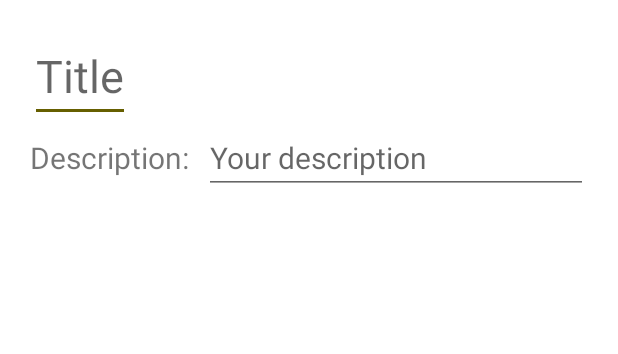
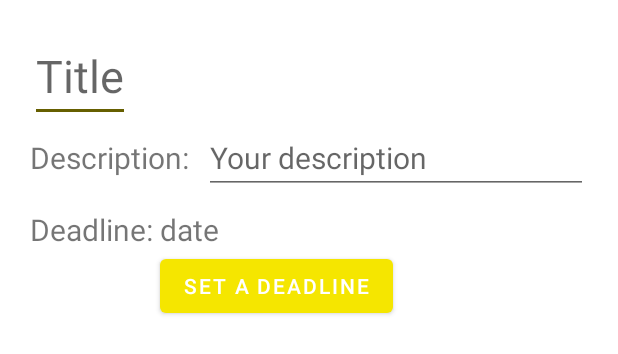
Before and after one commit to bounswe/2021SpringGroup12, an Android app: the layout fragment_group_goal_edit.xml on its own in the app's theme, with its tools: preview values and no code run, on a phone screen of 412 x 824 dp. Shown: the top 354 px of the screen. Run offline under Robolectric (Android 15) with nearby library versions, the phone set to English and light mode, and no system bars; network calls fail.

Commit message:
deadline calendar for GroupGoal pages

```diff
--- a/application/android/app/src/main/java/com/group12/beabee/models/GroupGoalDetail.java
+++ b/application/android/app/src/main/java/com/group12/beabee/models/GroupGoalDetail.java
@@ -17,7 +17,7 @@ public class GroupGoalDetail implements Serializable {
     public int user_id;
     public boolean isDone;
     public String createdAt;
-    public String deadLine;
+    public String deadline;
     public List<EntityShort> entities;
     public List<SubgoalShort> subgoals;
 }
--- a/application/android/app/src/main/java/com/group12/beabee/models/responses/GroupGoalShort.java
+++ b/application/android/app/src/main/java/com/group12/beabee/models/responses/GroupGoalShort.java
@@ -6,5 +6,5 @@ public class GroupGoalShort implements Serializable {
     public int id;
     public String title;
     public String description;
-    public String deadLine;
+    public String deadline;
 }
--- a/application/android/app/src/main/java/com/group12/beabee/views/goals/GroupGoalFragment.java
+++ b/application/android/app/src/main/java/com/group12/beabee/views/goals/GroupGoalFragment.java
@@ -47,6 +47,9 @@ public class GroupGoalFragment extends BaseEntityLinkableFragment implements IOn
     @BindView(R.id.tv_description)
     @Nullable
     TextView tvDescription;
+    @BindView(R.id.tv_dateSelected)
+    @Nullable
+    TextView tvDateSelected;
     @BindView(R.id.tv_joincode)
     @Nullable
     TextView tvtoken;
@@ -171,6 +174,7 @@ public class GroupGoalFragment extends BaseEntityLinkableFragment implements IOn
         goalDTO = data;
         tvTitle.setText(data.title);
         tvDescription.setText(data.description);
+        tvDateSelected.setText(data.deadline);
         tvtoken.setText(data.token);
         SetEntityLinks(data.entities);
         SetSubgoals(data.subgoals);
--- a/application/android/app/src/main/res/layout/fragment_group_goal_edit.xml
+++ b/application/android/app/src/main/res/layout/fragment_group_goal_edit.xml
@@ -45,5 +45,42 @@
             app:layout_constraintEnd_toEndOf="parent"
             app:layout_constraintTop_toTopOf="@id/tv_descriptionTitle"
             app:layout_constraintBottom_toBottomOf="@id/tv_descriptionTitle"/>
+
+
+        <TextView
+            android:id="@+id/tv_dateTitle"
+            android:layout_width="wrap_content"
+            android:layout_height="wrap_content"
+            android:layout_marginTop="10dp"
+            android:text="Deadline: "
+            android:textSize="20sp"
+            app:layout_constraintStart_toStartOf="parent"
+            app:layout_constraintTop_toBottomOf="@+id/et_description" />
+
+
+        <TextView
+            android:id="@+id/tv_deadline"
+            android:layout_width="wrap_content"
+            android:layout_height="wrap_content"
+            android:layout_marginTop="10dp"
+            android:text="date "
+            android:textSize="20sp"
+            app:layout_constraintStart_toEndOf="@+id/tv_dateTitle"
+            app:layout_constraintTop_toBottomOf="@+id/et_description" />
+
+
+        <Button
+            android:id="@+id/btn_pickDate"
+            android:layout_width="wrap_content"
+            android:layout_height="wrap_content"
+            android:clickable="true"
+            android:focusable="true"
+            android:foreground="?android:attr/selectableItemBackground"
+            android:text="Set a Deadline"
+            android:textColor="@android:color/white"
+            android:enabled="true"
+            app:layout_constraintStart_toEndOf="@+id/tv_dateTitle"
+            app:layout_constraintTop_toBottomOf="@+id/tv_deadline" />
+
     </androidx.constraintlayout.widget.ConstraintLayout>
 </ScrollView>
```
Also changed, not shown: application/android/app/src/main/java/com/group12/beabee/views/goals/GroupGoalCreateFragment.java (+34 -1 lines), application/android/app/src/main/java/com/group12/beabee/views/goals/GroupGoalEditFragment.java (+34 -1 lines), application/android/app/src/main/res/layout/fragment_group_goal.xml (+24 -1 lines).
